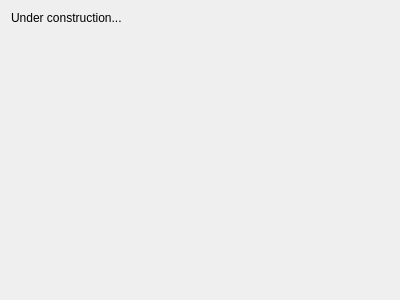
The window that src/plugins/support/PMRSupport/src/pmrsupportpreferenceswidget.ui (opencor/opencor) describes before a commit, drawn with Qt 5.
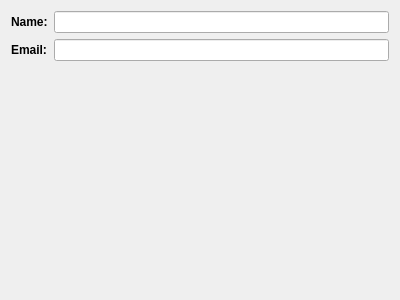
The same window after the commit.

Commit message: PMR Workspaces window: some work on allowing the user's name and email to be set in Preferences (#1057).

Patch:
```diff
--- a/src/plugins/support/PMRSupport/src/pmrsupportpreferenceswidget.ui
+++ b/src/plugins/support/PMRSupport/src/pmrsupportpreferenceswidget.ui
@@ -12,14 +12,43 @@
   </property>
   <layout class="QVBoxLayout" name="layout">
    <item>
-    <widget class="QLabel" name="label">
-     <property name="text">
-      <string>Under construction...</string>
+    <layout class="QFormLayout" name="formLayout">
+     <property name="fieldGrowthPolicy">
+      <enum>QFormLayout::ExpandingFieldsGrow</enum>
      </property>
-     <property name="alignment">
-      <set>Qt::AlignLeading|Qt::AlignLeft|Qt::AlignTop</set>
-     </property>
-    </widget>
+     <item row="0" column="0">
+      <widget class="QLabel" name="nameLabel">
+       <property name="font">
+        <font>
+         <weight>75</weight>
+         <bold>true</bold>
+        </font>
+       </property>
+       <property name="text">
+        <string>Name:</string>
+       </property>
+      </widget>
+     </item>
+     <item row="0" column="1">
+      <widget class="QLineEdit" name="nameValue"/>
+     </item>
+     <item row="1" column="0">
+      <widget class="QLabel" name="emailLabel">
+       <property name="font">
+        <font>
+         <weight>75</weight>
+         <bold>true</bold>
+        </font>
+       </property>
+       <property name="text">
+        <string>Email:</string>
+       </property>
+      </widget>
+     </item>
+     <item row="1" column="1">
+      <widget class="QLineEdit" name="emailValue"/>
+     </item>
+    </layout>
    </item>
   </layout>
  </widget>
```
The commit also changes 3 other files.
